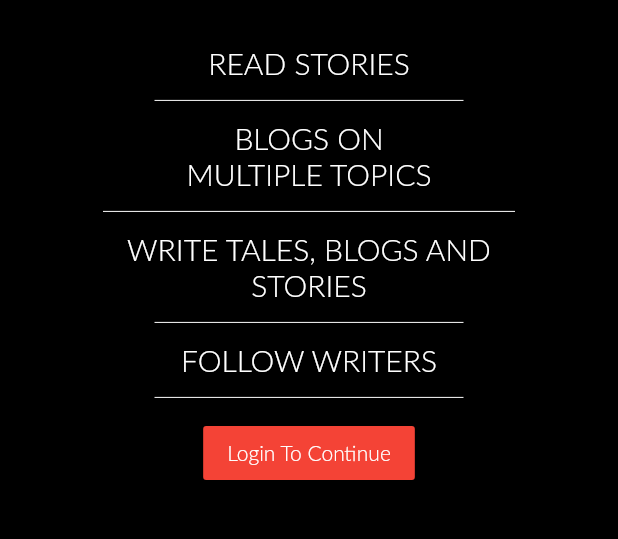
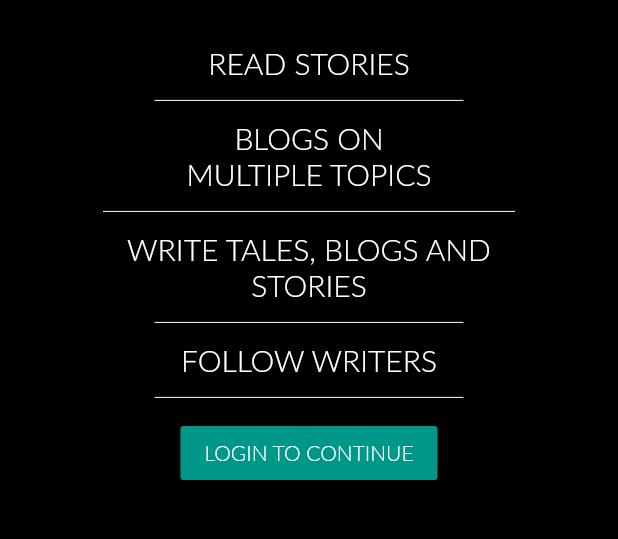
Before and after one commit to AlaaEdAouimeur/Flutter_SocialNetwork, a Flutter app: the screen it shows after launch, on a phone screen of 412 x 824 dp, the part 426-965 px from its top. Run offline on Flutter 3.47's test engine with Material 2 defaults, Android fonts, the phone set to English and light mode, and no system bars; our stand-ins replace cloud_firestore, eva_icons_flutter, firebase_auth, firebase_database, flutter_redux, google_sign_in and 3 more; missing offline and left inert: flutter_facebook_login, strings; accounts and stored records are empty.

Commit message:
Locked app orientation for tutorial page.

```diff
--- a/lib/pages/tutorial_page.dart
+++ b/lib/pages/tutorial_page.dart
@@ -3,6 +3,7 @@ import 'package:shared_preferences/shared_preferences.dart';
 import '../viewModel/userProfileTab.dart';
 import '../animations/slideAnimation.dart';
 import '../animations/dialogBoxAnimation.dart';
+import 'package:flutter/services.dart';
 
 class TutorialPage extends StatefulWidget {
   final ViewModel viewModel;
@@ -20,6 +21,9 @@ class TutorialPageState extends State<TutorialPage> {
   @override
   void initState() {
     super.initState();
+    SystemChrome.setPreferredOrientations([
+      DeviceOrientation.portraitUp,
+    ]);
   }
 
   Widget build(BuildContext context) {
@@ -127,9 +131,9 @@ class TutorialPageState extends State<TutorialPage> {
               ShowUp(
                 delay: 6200,
                 child: RaisedButton(
-                  color: Colors.red,
+                  color: Colors.teal,
                   child: Text(
-                    "Login To Continue",
+                    "LOGIN TO CONTINUE",
                     style: TextStyle(color: Colors.white),
                   ),
                   onPressed: () => {
```
